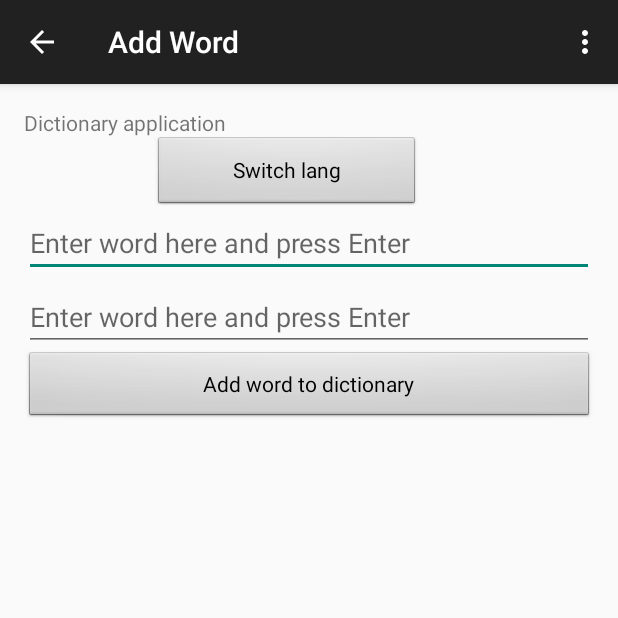
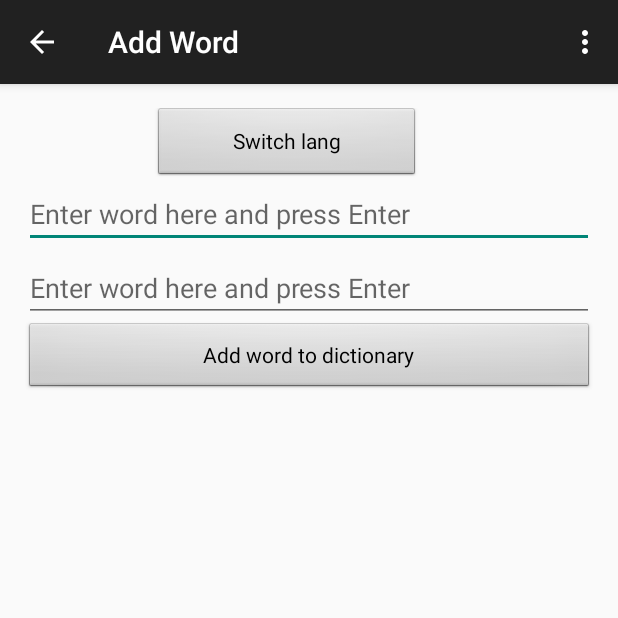
Before and after one commit to wangjun/dictionary-3, an Android app: the AddWordActivity screen opened directly, with no data from a screen before it, on a phone screen of 412 x 824 dp, the top half of it. Run offline under Robolectric (Android 15) with nearby library versions, the phone set to English and light mode, and no system bars.

Commit message:
Minor changes.

```diff
--- a/dictionary/src/main/res/layout/activity_add_word.xml
+++ b/dictionary/src/main/res/layout/activity_add_word.xml
@@ -7,12 +7,6 @@
     android:paddingTop="@dimen/activity_vertical_margin"
     android:paddingBottom="@dimen/activity_vertical_margin"
     tools:context="com.astrov.yuri.dictionary.AddWordActivity">
-
-    <TextView
-        android:text="@string/hello_world"
-        android:layout_width="wrap_content"
-        android:layout_height="wrap_content"
-        android:id="@+id/textView" />
 
     <EditText
         android:layout_width="match_parent"
--- a/dictionary/src/main/res/layout/activity_main.xml
+++ b/dictionary/src/main/res/layout/activity_main.xml
@@ -12,12 +12,6 @@
         android:orientation="vertical"
         android:layout_width="wrap_content"
         android:layout_height="match_parent">
-
-        <TextView
-            android:text="@string/hello_world"
-            android:layout_width="wrap_content"
-            android:layout_height="wrap_content"
-            android:id="@+id/textView2" />
 
         <EditText
             android:layout_width="match_parent"
--- a/dictionary/src/main/res/values/styles.xml
+++ b/dictionary/src/main/res/values/styles.xml
@@ -22,6 +22,7 @@
     </style>
     <style name="styleLangTextView" parent="android:style/Widget.TextView">
         <item name="android:layout_weight">0.3</item>
+        <item name="android:gravity">center</item>
     </style>
 
 </resources>
```
